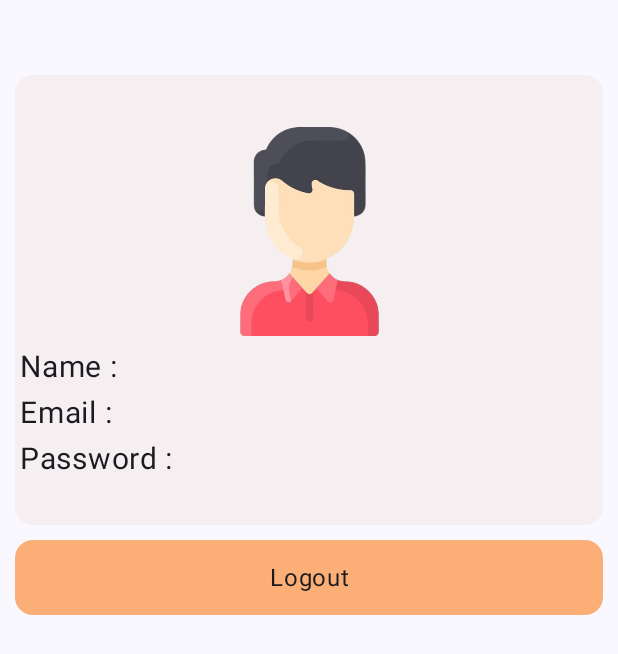
After one commit to DevDewangan16/BrevIQ, an Android app built with Jetpack Compose: the composable ProfileScreen shown on its own in the app's theme, on a phone screen of 412 x 824 dp. The commit adds this screen. Shown: the top 654 px of the screen. Run offline under Robolectric (Android 15) with nearby library versions, the phone set to English and light mode, and no system bars; our stand-ins replace Firebase (no records; nobody signed in at launch, a user with empty details on screens opened directly).

Commit message:
Made the Profile Screen

```diff
--- a/app/src/main/java/com/example/gemi/ui/BrevIQApp.kt
+++ b/app/src/main/java/com/example/gemi/ui/BrevIQApp.kt
@@ -17,7 +17,8 @@ enum class BrevIQAppScreen(){
     HomeScreen,
     SummarizationScreen,
     PrescriptionScreen,
-    History
+    History,
+    Profile
 }
 val auth= FirebaseAuth.getInstance()
 
@@ -62,6 +63,9 @@ fun BrevIQApp(brevIQViewModel: BrevIQViewModel= viewModel(),
             composable(route = BrevIQAppScreen.History.name){
                 HistoryScreen(brevIQViewModel,navController = navHostController)
             }
+            composable(route = BrevIQAppScreen.Profile.name){
+                ProfileScreen(brevIQViewModel = brevIQViewModel)
+            }
         }
     }
 
--- /dev/null
+++ b/app/src/main/java/com/example/gemi/ui/ProfileScreen.kt
@@ -0,0 +1,93 @@
+package com.example.gemi.ui
+
+import androidx.compose.foundation.Image
+import androidx.compose.foundation.layout.Arrangement
+import androidx.compose.foundation.layout.Box
+import androidx.compose.foundation.layout.Column
+import androidx.compose.foundation.layout.Spacer
+import androidx.compose.foundation.layout.fillMaxSize
+import androidx.compose.foundation.layout.fillMaxWidth
+import androidx.compose.foundation.layout.height
+import androidx.compose.foundation.layout.padding
+import androidx.compose.foundation.layout.size
+import androidx.compose.material3.Card
+import androidx.compose.material3.CardDefaults
+import androidx.compose.material3.Text
+import androidx.compose.runtime.Composable
+import androidx.compose.runtime.collectAsState
+import androidx.compose.runtime.getValue
+import androidx.compose.ui.Alignment
+import androidx.compose.ui.Modifier
+import androidx.compose.ui.graphics.Color
+import androidx.compose.ui.layout.ContentScale
+import androidx.compose.ui.res.painterResource
+import androidx.compose.ui.text.style.TextAlign
+import androidx.compose.ui.unit.dp
+import androidx.compose.ui.unit.sp
+import com.example.gemi.R
+
+@Composable
+fun ProfileScreen(brevIQViewModel: BrevIQViewModel){
+    val name by brevIQViewModel.name.collectAsState()
+    val email by brevIQViewModel.email.collectAsState()
+    val password by brevIQViewModel.password.collectAsState()
+    Column(
+        verticalArrangement = Arrangement.spacedBy(10.dp),
+        horizontalAlignment = Alignment.CenterHorizontally,
+        modifier = Modifier.padding(10.dp)) {
+
+        Spacer(modifier = Modifier
+            .fillMaxWidth()
+            .height(30.dp))
+        Card(modifier = Modifier
+            .fillMaxWidth()
+            .size(300.dp),
+            colors = CardDefaults.cardColors(
+                containerColor = Color(0xFFFF5EFF1)
+            )) {
+            Column(modifier = Modifier.fillMaxSize(),
+                verticalArrangement = Arrangement.Center,
+                horizontalAlignment = Alignment.CenterHorizontally) {
+                Image(
+                    painter = painterResource(id = R.drawable.profile_image),
+                    contentDescription = "",
+                    modifier = Modifier
+                        .size(150.dp)
+                        .padding(5.dp),
+                    contentScale = ContentScale.FillBounds,
+                    alignment = Alignment.Center
+                )
+                Text(
+                    text = "Name : ${name}",
+                    modifier = Modifier.fillMaxWidth().padding(3.dp),
+                    fontSize = 20.sp
+                )
+                Text(
+                    text = "Email : ${email}",
+                    modifier = Modifier.fillMaxWidth().padding(3.dp),
+                    fontSize = 20.sp
+                )
+                Text(
+                    text = "Password : ${password}",
+                    modifier = Modifier.fillMaxWidth().padding(3.dp),
+                    fontSize = 20.sp
+                )
+            }
+        }
+        Card(modifier = Modifier
+            .fillMaxWidth()
+            .height(50.dp),
+            colors = CardDefaults.cardColors(
+                containerColor = Color(0xFFFBAE75)
+            )) {
+            Box(modifier = Modifier.fillMaxSize(),
+                contentAlignment = Alignment.Center) {
+                Text(
+                    text = "Logout",
+                    textAlign = TextAlign.Center,
+                    fontSize = 16.sp
+                )
+            }
+        }
+    }
+}
```
Also changed, not shown: app/src/main/java/com/example/gemi/ui/HomeScreen.kt (+47 -3 lines), app/src/main/res/drawable/e.png (added), app/src/main/res/drawable/profile_image.png (added).
